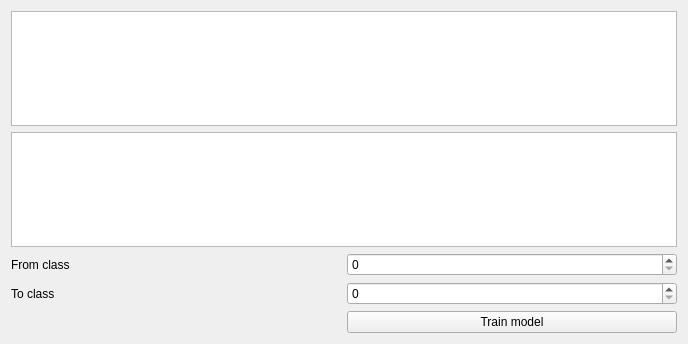
The window that ui/multicriteriaevaluationwidgetbase.ui (nextgis/qgis_molusce) describes before a commit, drawn with Qt 5.
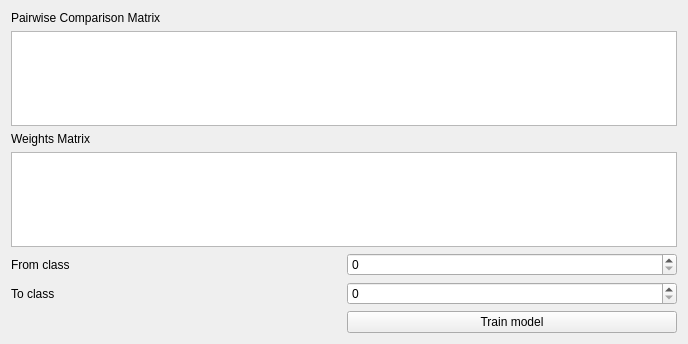
The same window after the commit. Custom widgets are drawn as their Qt base class.

```diff
--- a/ui/multicriteriaevaluationwidgetbase.ui
+++ b/ui/multicriteriaevaluationwidgetbase.ui
@@ -14,39 +14,53 @@
    <string/>
   </property>
   <layout class="QGridLayout" name="gridLayout">
-   <item row="0" column="0" colspan="2">
-    <widget class="MolusceTableWidget" name="tblMatrix"/>
-   </item>
    <item row="1" column="0" colspan="2">
+    <widget class="MolusceTableWidget" name="tblMatrix"/>
+   </item>
+   <item row="3" column="0" colspan="2">
     <widget class="MolusceTableWidget" name="tblWeights"/>
    </item>
-   <item row="2" column="0">
+   <item row="4" column="0">
     <widget class="QLabel" name="label">
      <property name="text">
       <string>From class</string>
      </property>
     </widget>
    </item>
-   <item row="2" column="1">
+   <item row="4" column="1">
     <widget class="QSpinBox" name="spnInitialClass"/>
    </item>
-   <item row="3" column="0">
+   <item row="5" column="0">
     <widget class="QLabel" name="label_2">
      <property name="text">
       <string>To class</string>
      </property>
     </widget>
    </item>
-   <item row="3" column="1">
+   <item row="5" column="1">
     <widget class="QSpinBox" name="spnFinalClass"/>
    </item>
-   <item row="4" column="1">
+   <item row="6" column="1">
     <widget class="QPushButton" name="btnTrainModel">
      <property name="text">
       <string>Train model</string>
      </property>
     </widget>
    </item>
+   <item row="0" column="0">
+    <widget class="QLabel" name="label_3">
+     <property name="text">
+      <string>Pairwise Comparison Matrix</string>
+     </property>
+    </widget>
+   </item>
+   <item row="2" column="0">
+    <widget class="QLabel" name="label_4">
+     <property name="text">
+      <string>Weights Matrix</string>
+     </property>
+    </widget>
+   </item>
   </layout>
  </widget>
  <customwidgets>
```
